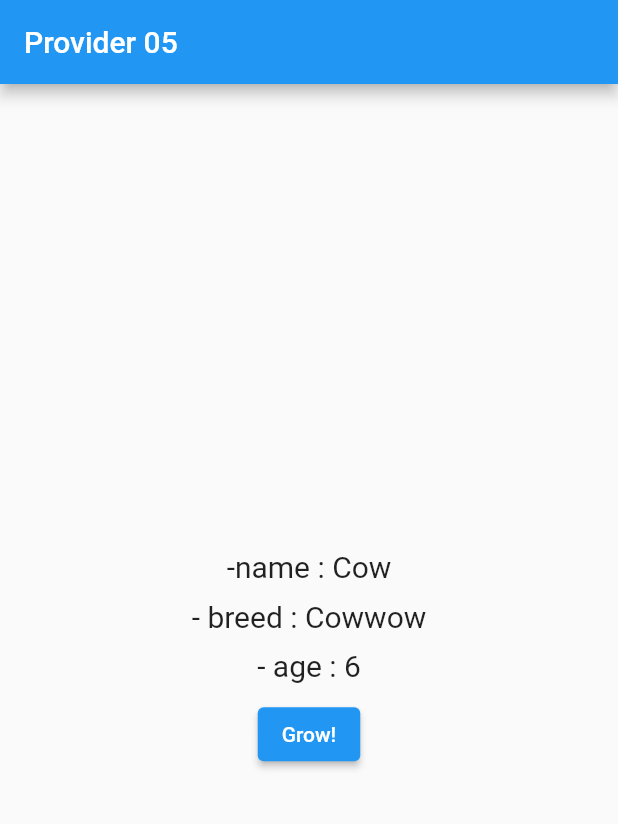
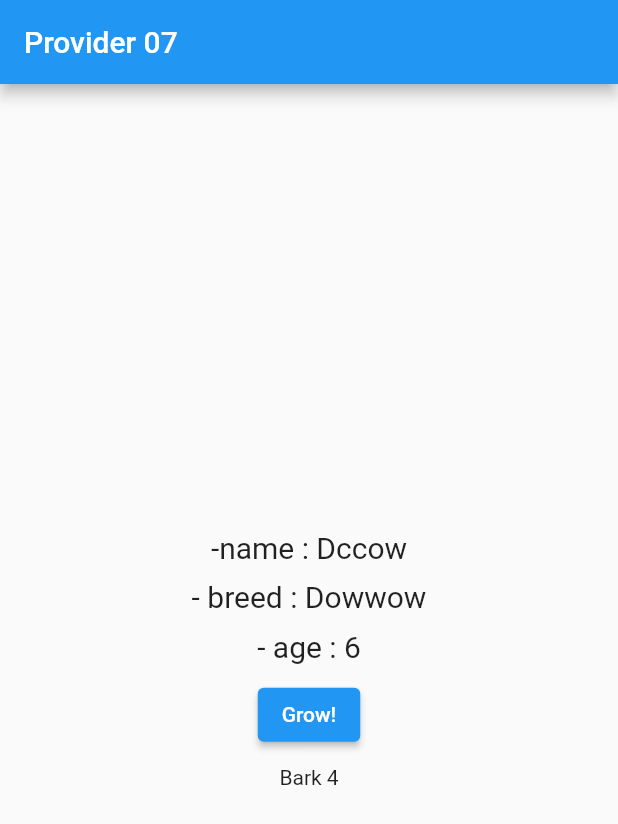
Before and after one commit to mommocmoc/flutter_what_i_learned, a Flutter app: the screen it shows after launch, after a tap on "Grow!", on a phone screen of 412 x 824 dp. Shown: the top 824 px of the screen. Run offline on Flutter 3.47's test engine with Material 2 defaults, Android fonts, the phone set to English and light mode, and no system bars.

Commit message:
StreamBuilder 활용

```diff
--- a/lib/main.dart
+++ b/lib/main.dart
@@ -11,14 +11,24 @@ class MyApp extends StatelessWidget {
 
   @override
   Widget build(BuildContext context) {
-    return ChangeNotifierProvider<Dog>(
-      create: (context) => Dog(
-        name: "Cow",
-        breed: "Cowwow",
-        age: 5,
-      ),
+    return MultiProvider(
+      providers: [
+        ChangeNotifierProvider<Dog>(
+          create: (context) => Dog(
+            name: "Dccow",
+            breed: "Dowwow",
+            age: 5,
+          ),
+        ),
+        StreamProvider(
+          create: (context) {
+            return context.read<Dog>().bark();
+          },
+          initialData: "Bark 0",
+        )
+      ],
       child: MaterialApp(
-        title: 'Provider 05',
+        title: 'Provider 07',
         debugShowCheckedModeBanner: false,
         theme: ThemeData(
           primarySwatch: Colors.blue,
@@ -36,7 +46,7 @@ class MyHomePage extends StatelessWidget {
   Widget build(BuildContext context) {
     return Scaffold(
       appBar: AppBar(
-        title: const Text("Provider 05"),
+        title: const Text("Provider 07"),
       ),
       body: Center(
         child: Column(
@@ -97,7 +107,11 @@ class Age extends StatelessWidget {
         ElevatedButton(
           onPressed: context.read<Dog>().grow,
           child: const Text("Grow!"),
-        )
+        ),
+        const SizedBox(
+          height: 10,
+        ),
+        Text(context.watch<String>())
       ],
     );
   }
--- a/lib/models/dog.dart
+++ b/lib/models/dog.dart
@@ -15,4 +15,15 @@ class Dog with ChangeNotifier {
     notifyListeners();
     print(age);
   }
+
+  Stream<String> bark() async* {
+    for (var i = 0; i < age; i++) {
+      await Future.delayed(
+        const Duration(seconds: 2),
+      );
+      var age = i + 1;
+      print("Bark $age");
+      yield "Bark $age";
+    }
+  }
 }
```
